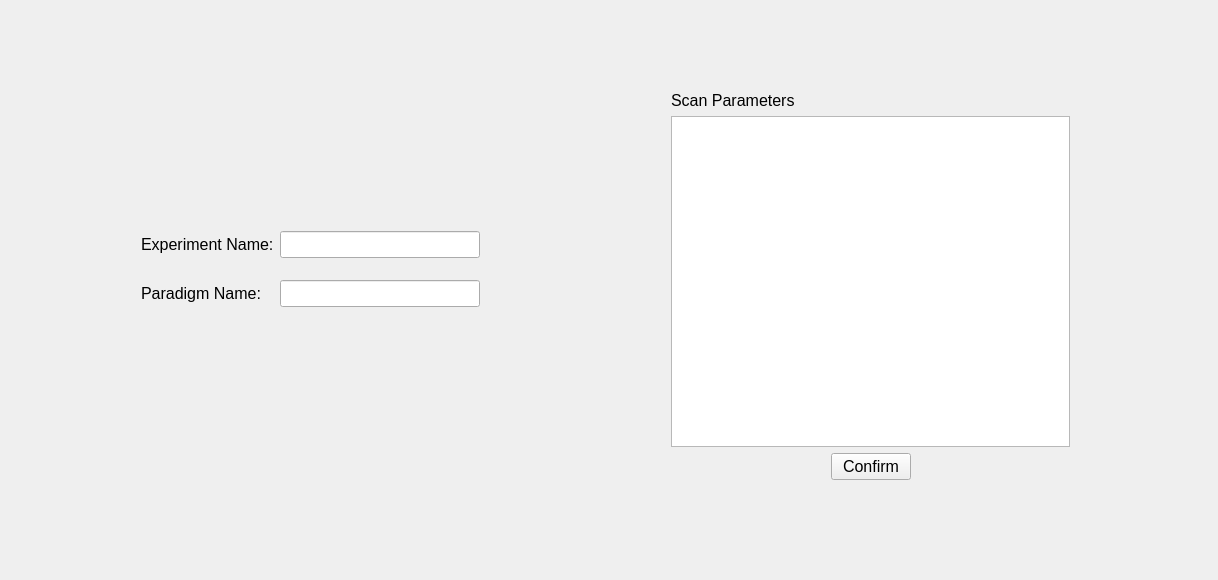
First picture: the form in smartfMRI/experimentmanager.ui, repository wuzhuobin/smartfMRI, before the edit.
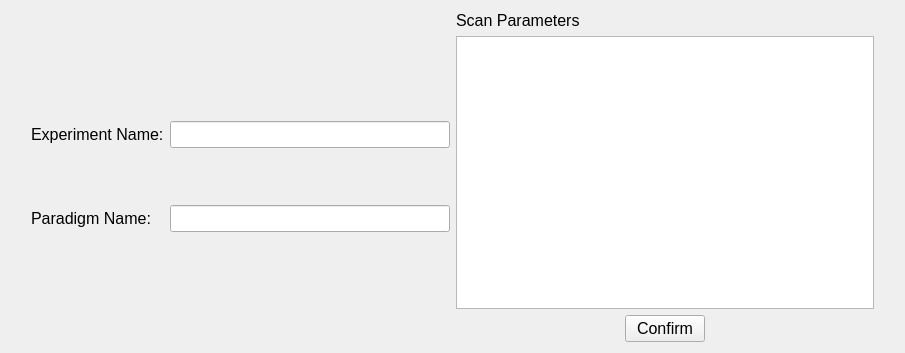
Second picture: the form after the edit.

Patch:
```diff
--- a/smartfMRI/experimentmanager.ui
+++ b/smartfMRI/experimentmanager.ui
@@ -6,27 +6,46 @@
    <rect>
     <x>0</x>
     <y>0</y>
-    <width>1218</width>
-    <height>580</height>
+    <width>905</width>
+    <height>353</height>
    </rect>
   </property>
   <property name="windowTitle">
    <string>ExperimentManager</string>
   </property>
-  <widget class="QWidget" name="layoutWidget">
-   <property name="geometry">
-    <rect>
-     <x>130</x>
-     <y>220</y>
-     <width>361</width>
-     <height>98</height>
-    </rect>
-   </property>
-   <property name="font">
-    <font>
-     <pointsize>12</pointsize>
-    </font>
-   </property>
+  <layout class="QHBoxLayout" name="horizontalLayout">
+   <item>
+    <spacer name="horizontalSpacer">
+     <property name="orientation">
+      <enum>Qt::Horizontal</enum>
+     </property>
+     <property name="sizeType">
+      <enum>QSizePolicy::Preferred</enum>
+     </property>
+     <property name="sizeHint" stdset="0">
+      <size>
+       <width>20</width>
+       <height>20</height>
+      </size>
+     </property>
+    </spacer>
+   </item>
+   <item>
+    <layout class="QVBoxLayout" name="verticalLayout">
+     <item>
+      <spacer name="verticalSpacer">
+       <property name="orientation">
+        <enum>Qt::Vertical</enum>
+       </property>
+       <property name="sizeHint" stdset="0">
+        <size>
+         <width>20</width>
+         <height>40</height>
+        </size>
+       </property>
+      </spacer>
+     </item>
+     <item>
    <layout class="QGridLayout" name="gridLayout_3">
     <item row="0" column="0">
      <widget class="QLabel" name="label_4">
@@ -92,21 +111,23 @@
      </widget>
     </item>
    </layout>
-  </widget>
-  <widget class="QWidget" name="layoutWidget_2">
-   <property name="geometry">
-    <rect>
-     <x>660</x>
-     <y>80</y>
-     <width>421</width>
-     <height>411</height>
-    </rect>
-   </property>
-   <property name="font">
-    <font>
-     <pointsize>12</pointsize>
-    </font>
-   </property>
+     </item>
+     <item>
+      <spacer name="verticalSpacer_3">
+       <property name="orientation">
+        <enum>Qt::Vertical</enum>
+       </property>
+       <property name="sizeHint" stdset="0">
+        <size>
+         <width>20</width>
+         <height>40</height>
+        </size>
+       </property>
+      </spacer>
+     </item>
+    </layout>
+   </item>
+   <item>
    <layout class="QGridLayout" name="gridLayout_4">
     <item row="2" column="2">
      <spacer name="horizontalSpacer_4">
@@ -126,23 +147,23 @@
       </property>
      </spacer>
     </item>
-    <item row="2" column="0">
-     <spacer name="horizontalSpacer_3">
+     <item row="0" column="0" colspan="3">
+      <widget class="QLabel" name="label_6">
+       <property name="sizePolicy">
+        <sizepolicy hsizetype="Preferred" vsizetype="Maximum">
+         <horstretch>0</horstretch>
+         <verstretch>0</verstretch>
+        </sizepolicy>
+       </property>
       <property name="font">
        <font>
         <pointsize>12</pointsize>
        </font>
       </property>
-      <property name="orientation">
-       <enum>Qt::Horizontal</enum>
-      </property>
-      <property name="sizeHint" stdset="0">
-       <size>
-        <width>40</width>
-        <height>20</height>
-       </size>
-      </property>
-     </spacer>
+       <property name="text">
+        <string>Scan Parameters</string>
+       </property>
+      </widget>
     </item>
     <item row="2" column="1">
      <widget class="QPushButton" name="confirmPushButton">
@@ -156,6 +177,24 @@
       </property>
      </widget>
     </item>
+     <item row="2" column="0">
+      <spacer name="horizontalSpacer_3">
+       <property name="font">
+        <font>
+         <pointsize>12</pointsize>
+        </font>
+       </property>
+       <property name="orientation">
+        <enum>Qt::Horizontal</enum>
+       </property>
+       <property name="sizeHint" stdset="0">
+        <size>
+         <width>40</width>
+         <height>20</height>
+        </size>
+       </property>
+      </spacer>
+     </item>
     <item row="1" column="0" colspan="3">
      <widget class="QTableView" name="scanParametersTableView">
       <property name="sizePolicy">
@@ -174,26 +213,25 @@
       </property>
      </widget>
     </item>
-    <item row="0" column="0" colspan="3">
-     <widget class="QLabel" name="label_6">
-      <property name="sizePolicy">
-       <sizepolicy hsizetype="Preferred" vsizetype="Maximum">
-        <horstretch>0</horstretch>
-        <verstretch>0</verstretch>
-       </sizepolicy>
-      </property>
-      <property name="font">
-       <font>
-        <pointsize>12</pointsize>
-       </font>
-      </property>
-      <property name="text">
-       <string>Scan Parameters</string>
-      </property>
-     </widget>
-    </item>
-   </layout>
-  </widget>
+    </layout>
+   </item>
+   <item>
+    <spacer name="horizontalSpacer_2">
+     <property name="orientation">
+      <enum>Qt::Horizontal</enum>
+     </property>
+     <property name="sizeType">
+      <enum>QSizePolicy::Preferred</enum>
+     </property>
+     <property name="sizeHint" stdset="0">
+      <size>
+       <width>20</width>
+       <height>20</height>
+      </size>
+     </property>
+    </spacer>
+   </item>
+  </layout>
  </widget>
  <layoutdefault spacing="6" margin="11"/>
  <resources/>
```
Left out of the diff: 6 changed lines with no effect on the pictures. Lines whose indentation alone changed are shown as unchanged.
